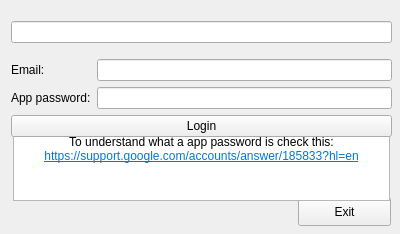
Qt form EmailClient/login.ui (Septiemiy/NG_Project_Email_Client_2024) before a commit.
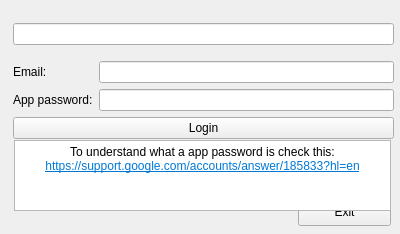
The same form after that commit.

Commit message: Can login now and connect smtp

```diff
--- a/EmailClient/login.ui
+++ b/EmailClient/login.ui
@@ -29,8 +29,8 @@
   <widget class="QTextEdit" name="t_app_password_link">
    <property name="geometry">
     <rect>
-     <x>13</x>
-     <y>130</y>
+     <x>14</x>
+     <y>140</y>
      <width>377</width>
      <height>71</height>
     </rect>
@@ -50,8 +50,8 @@
   <widget class="QWidget" name="">
    <property name="geometry">
     <rect>
-     <x>11</x>
-     <y>11</y>
+     <x>13</x>
+     <y>13</y>
      <width>381</width>
      <height>136</height>
     </rect>
```
The commit also changes 5 other files.
